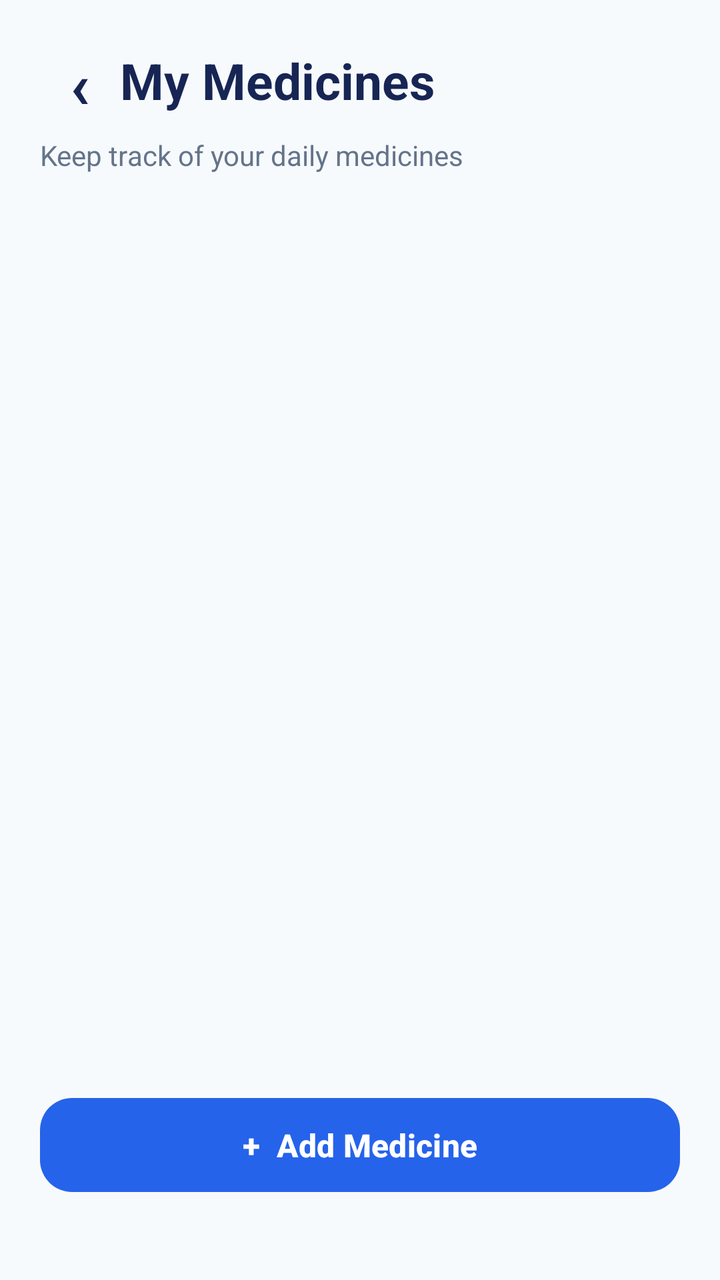
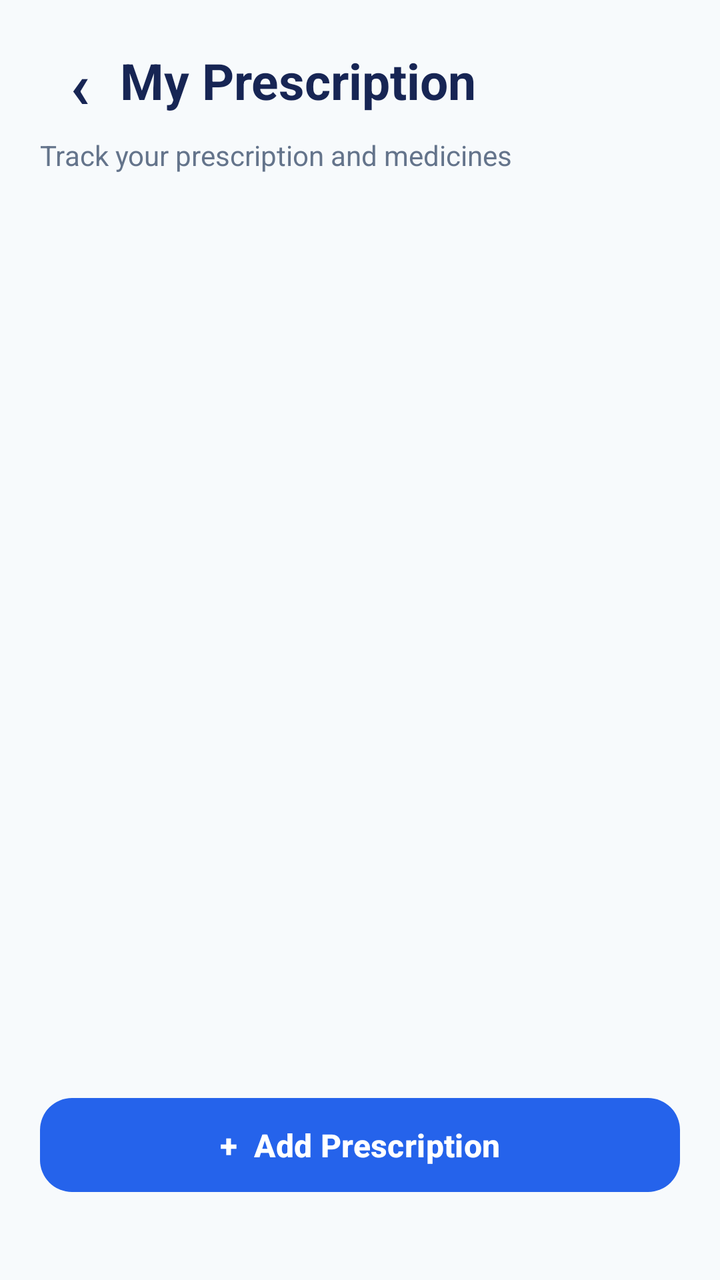

Two renders of the same Android screen: before a commit and after it. Below are the layout's source before the change and the commit's diff.
<!-- AndroidManifest.xml: application theme Theme._24012011119_MAD_Medicare -->
<!-- res/layout/activity_medicines.xml -->
<?xml version="1.0" encoding="utf-8"?>
<androidx.constraintlayout.widget.ConstraintLayout
    xmlns:android="http://schemas.android.com/apk/res/android"
    xmlns:app="http://schemas.android.com/apk/res-auto"
    android:layout_width="match_parent"
    android:layout_height="match_parent"
    android:background="#F7FAFC"
    android:padding="20dp">

    
    <TextView
        android:id="@+id/txtBack"
        android:layout_width="40dp"
        android:layout_height="40dp"
        android:gravity="center"
        android:text="‹"
        android:textColor="#172554"
        android:textSize="32sp"
        android:textStyle="bold"
        app:layout_constraintStart_toStartOf="parent"
        app:layout_constraintTop_toTopOf="parent" />

    
    <TextView
        android:id="@+id/txtTitle"
        android:layout_width="wrap_content"
        android:layout_height="wrap_content"
        android:text="My Medicines"
        android:textColor="#172554"
        android:textSize="25sp"
        android:textStyle="bold"
        app:layout_constraintBottom_toBottomOf="@id/txtBack"
        app:layout_constraintStart_toEndOf="@id/txtBack"
        app:layout_constraintTop_toTopOf="@id/txtBack" />

    
    <TextView
        android:id="@+id/txtSubtitle"
        android:layout_width="0dp"
        android:layout_height="wrap_content"
        android:layout_marginTop="8dp"
        android:text="Keep track of your daily medicines"
        android:textColor="#64748B"
        android:textSize="14sp"
        app:layout_constraintEnd_toEndOf="parent"
        app:layout_constraintStart_toStartOf="parent"
        app:layout_constraintTop_toBottomOf="@id/txtBack" />

    
    <androidx.recyclerview.widget.RecyclerView
        android:id="@+id/recyclerMedicines"
        android:layout_width="0dp"
        android:layout_height="0dp"
        android:layout_marginTop="22dp"
        android:clipToPadding="false"
        android:paddingBottom="10dp"
        app:layout_constraintBottom_toTopOf="@id/btnAddMedicine"
        app:layout_constraintEnd_toEndOf="parent"
        app:layout_constraintStart_toStartOf="parent"
        app:layout_constraintTop_toBottomOf="@id/txtSubtitle" />

    
    <com.google.android.material.button.MaterialButton
        android:id="@+id/btnAddMedicine"
        android:layout_width="0dp"
        android:layout_height="55dp"
        android:layout_marginBottom="20dp"
        android:text="+  Add Medicine"
        android:textColor="#FFFFFF"
        android:textSize="16sp"
        android:textStyle="bold"
        app:backgroundTint="#2563EB"
        app:cornerRadius="16dp"
        app:layout_constraintBottom_toBottomOf="parent"
        app:layout_constraintEnd_toEndOf="parent"
        app:layout_constraintStart_toStartOf="parent" />

</androidx.constraintlayout.widget.ConstraintLayout>
<!-- resources referenced by this layout -->
<resources>
  <style name="Theme._24012011119_MAD_Medicare" parent="Base.Theme._24012011119_MAD_Medicare" />
  <style name="Base.Theme._24012011119_MAD_Medicare" parent="Theme.Material3.DayNight.NoActionBar">
          
          
      </style>
</resources>

<!-- the commit's change to res/layout/activity_medicines.xml (unified diff, before → after) -->
@@ -7,7 +7,6 @@
     android:background="#F7FAFC"
     android:padding="20dp">
 
-    
     <TextView
         android:id="@+id/txtBack"
         android:layout_width="40dp"
@@ -20,12 +19,11 @@
         app:layout_constraintStart_toStartOf="parent"
         app:layout_constraintTop_toTopOf="parent" />
 
-    
     <TextView
         android:id="@+id/txtTitle"
         android:layout_width="wrap_content"
         android:layout_height="wrap_content"
-        android:text="My Medicines"
+        android:text="My Prescription"
         android:textColor="#172554"
         android:textSize="25sp"
         android:textStyle="bold"
@@ -33,20 +31,18 @@
         app:layout_constraintStart_toEndOf="@id/txtBack"
         app:layout_constraintTop_toTopOf="@id/txtBack" />
 
-    
     <TextView
         android:id="@+id/txtSubtitle"
         android:layout_width="0dp"
         android:layout_height="wrap_content"
         android:layout_marginTop="8dp"
-        android:text="Keep track of your daily medicines"
+        android:text="Track your prescription and medicines"
         android:textColor="#64748B"
         android:textSize="14sp"
         app:layout_constraintEnd_toEndOf="parent"
         app:layout_constraintStart_toStartOf="parent"
         app:layout_constraintTop_toBottomOf="@id/txtBack" />
 
-    
     <androidx.recyclerview.widget.RecyclerView
         android:id="@+id/recyclerMedicines"
         android:layout_width="0dp"
@@ -59,13 +55,12 @@
         app:layout_constraintStart_toStartOf="parent"
         app:layout_constraintTop_toBottomOf="@id/txtSubtitle" />
 
-    
     <com.google.android.material.button.MaterialButton
         android:id="@+id/btnAddMedicine"
         android:layout_width="0dp"
         android:layout_height="55dp"
         android:layout_marginBottom="20dp"
-        android:text="+  Add Medicine"
+        android:text="+  Add Prescription"
         android:textColor="#FFFFFF"
         android:textSize="16sp"
         android:textStyle="bold"
